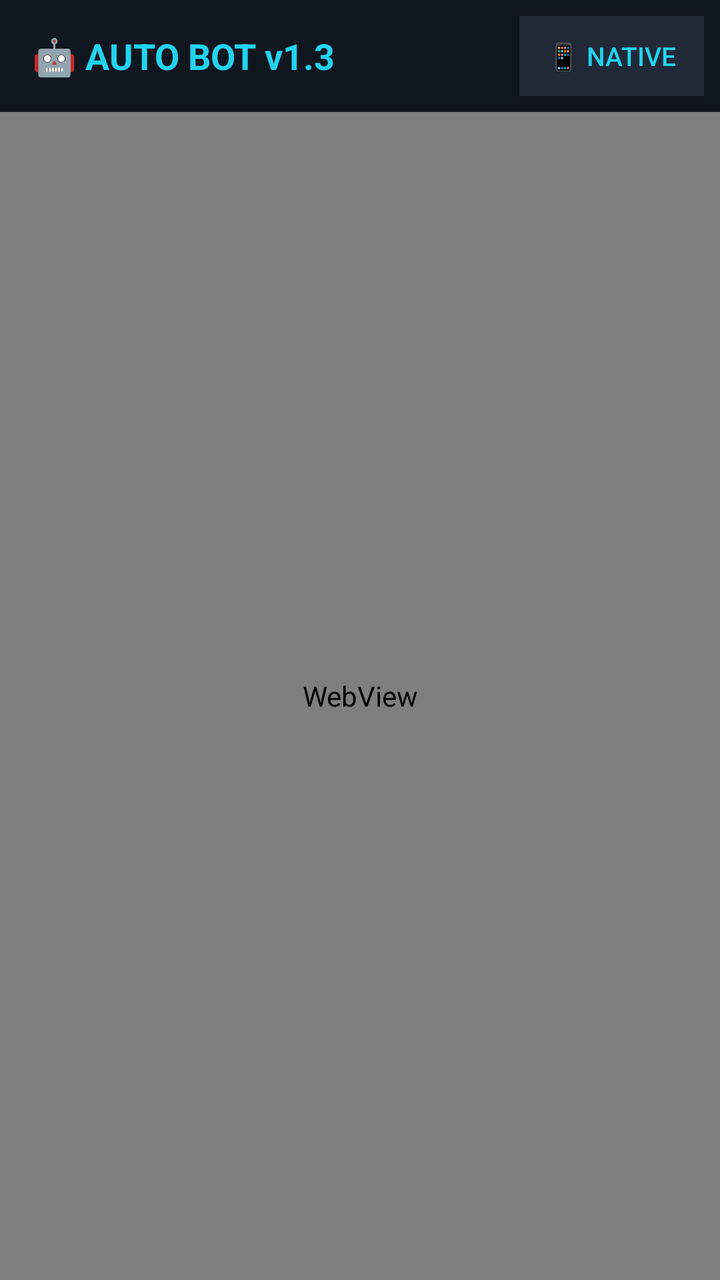
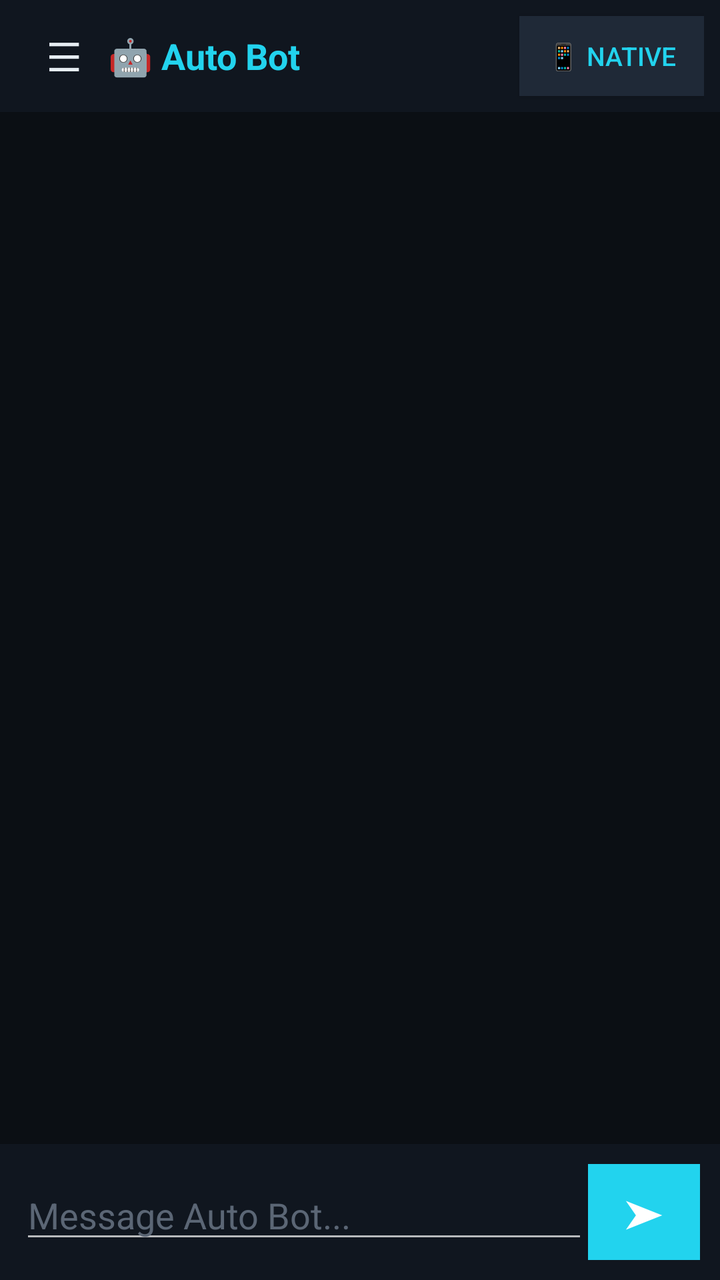

An Android layout rendered at two revisions. The XML below is the earlier revision; the diff shows what the commit changed to produce the second picture.
<!-- AndroidManifest.xml: application theme Theme.AppCompat.NoActionBar -->
<!-- res/layout/activity_main.xml -->
<?xml version="1.0" encoding="utf-8"?>
<FrameLayout xmlns:android="http://schemas.android.com/apk/res/android"
    android:layout_width="match_parent"
    android:layout_height="match_parent"
    android:background="#0B0F14">

    
    <LinearLayout
        android:layout_width="match_parent"
        android:layout_height="match_parent"
        android:orientation="vertical">

        <LinearLayout
            android:layout_width="match_parent"
            android:layout_height="56dp"
            android:orientation="horizontal"
            android:gravity="center_vertical"
            android:background="#10161F"
            android:paddingStart="16dp"
            android:paddingEnd="8dp">

            <TextView
                android:layout_width="0dp"
                android:layout_height="wrap_content"
                android:layout_weight="1"
                android:text="🤖 AUTO BOT v1.3"
                android:textColor="#22D3EE"
                android:textSize="18sp"
                android:textStyle="bold" />

            <Button
                android:id="@+id/btnNative"
                android:layout_width="wrap_content"
                android:layout_height="40dp"
                android:text="📱 Native"
                android:textColor="#22D3EE"
                android:textSize="13sp"
                android:background="#1F2937"
                android:paddingStart="14dp"
                android:paddingEnd="14dp" />
        </LinearLayout>

        <WebView
            android:id="@+id/webView"
            android:layout_width="match_parent"
            android:layout_height="match_parent" />
    </LinearLayout>

    
    <ScrollView
        android:id="@+id/nativePanel"
        android:layout_width="match_parent"
        android:layout_height="match_parent"
        android:background="#0B0F14"
        android:visibility="gone">

        <LinearLayout
            android:layout_width="match_parent"
            android:layout_height="wrap_content"
            android:orientation="vertical"
            android:padding="24dp">

            <TextView
                android:layout_width="wrap_content"
                android:layout_height="wrap_content"
                android:text="🤖 AUTO BOT"
                android:textColor="#22D3EE"
                android:textSize="28sp"
                android:textStyle="bold" />

            <TextView
                android:layout_width="wrap_content"
                android:layout_height="wrap_content"
                android:text="Mobile Command Center v1.3"
                android:textColor="#8B98A9"
                android:textSize="14sp"
                android:layout_marginBottom="20dp" />

            <Button
                android:id="@+id/btnBackWeb"
                android:layout_width="match_parent"
                android:layout_height="48dp"
                android:text="← Dashboard pe wapas"
                android:textColor="#22D3EE"
                android:background="#1F2937"
                android:layout_marginBottom="20dp" />

            <EditText
                android:id="@+id/inputName"
                android:layout_width="match_parent"
                android:layout_height="wrap_content"
                android:hint="Naam (e.g. Ali Khan)"
                android:textColorHint="#5B6675"
                android:textColor="#E6EDF3"
                android:inputType="textPersonName"
                android:layout_marginBottom="12dp" />

            <EditText
                android:id="@+id/inputPhone"
                android:layout_width="match_parent"
                android:layout_height="wrap_content"
                android:hint="Number (e.g. +923001234567)"
                android:textColorHint="#5B6675"
                android:textColor="#E6EDF3"
                android:inputType="phone"
                android:layout_marginBottom="16dp" />

            <Button
                android:id="@+id/btnSaveContact"
                android:layout_width="match_parent"
                android:layout_height="56dp"
                android:text="💾 Contact Book Mein Save Karo"
                android:textColor="#E6EDF3"
                android:background="#1F2937"
                android:layout_marginBottom="10dp" />

            <Button
                android:id="@+id/btnAutoCall"
                android:layout_width="match_parent"
                android:layout_height="56dp"
                android:text="📞 Auto Call (bina dialer ke)"
                android:textColor="#E6EDF3"
                android:background="#1F2937"
                android:layout_marginBottom="10dp" />

            <Button
                android:id="@+id/btnWhatsApp"
                android:layout_width="match_parent"
                android:layout_height="56dp"
                android:text="💬 WhatsApp Chat Kholo"
                android:textColor="#E6EDF3"
                android:background="#1F2937"
                android:layout_marginBottom="10dp" />

            <TextView
                android:id="@+id/statusText"
                android:layout_width="match_parent"
                android:layout_height="wrap_content"
                android:text="Ready"
                android:textColor="#34D399"
                android:textSize="13sp"
                android:layout_marginTop="8dp" />
        </LinearLayout>
    </ScrollView>
</FrameLayout>
<!-- resources referenced by this layout -->
<resources>

</resources>

<!-- the commit's change to res/layout/activity_main.xml (unified diff, before → after) -->
@@ -16,14 +16,23 @@
             android:orientation="horizontal"
             android:gravity="center_vertical"
             android:background="#10161F"
-            android:paddingStart="16dp"
+            android:paddingStart="10dp"
             android:paddingEnd="8dp">
+
+            <Button
+                android:id="@+id/btnMenu"
+                android:layout_width="44dp"
+                android:layout_height="44dp"
+                android:text="☰"
+                android:textColor="#E6EDF3"
+                android:textSize="20sp"
+                android:background="#00000000" />
 
             <TextView
                 android:layout_width="0dp"
                 android:layout_height="wrap_content"
                 android:layout_weight="1"
-                android:text="🤖 AUTO BOT v1.3"
+                android:text="🤖 Auto Bot"
                 android:textColor="#22D3EE"
                 android:textSize="18sp"
                 android:textStyle="bold" />
@@ -40,106 +49,233 @@
                 android:paddingEnd="14dp" />
         </LinearLayout>
 
-        <WebView
-            android:id="@+id/webView"
-            android:layout_width="match_parent"
-            android:layout_height="match_parent" />
+        
+        <LinearLayout
+            android:id="@+id/chatScreen"
+            android:layout_width="match_parent"
+            android:layout_height="match_parent"
+            android:orientation="vertical">
+
+            <ScrollView
+                android:id="@+id/chatScroll"
+                android:layout_width="match_parent"
+                android:layout_height="0dp"
+                android:layout_weight="1">
+
+                <LinearLayout
+                    android:id="@+id/msgContainer"
+                    android:layout_width="match_parent"
+                    android:layout_height="wrap_content"
+                    android:orientation="vertical"
+                    android:padding="12dp" />
+            </ScrollView>
+
+            <LinearLayout
+                android:layout_width="match_parent"
+                android:layout_height="wrap_content"
+                android:orientation="horizontal"
+                android:gravity="center_vertical"
+                android:background="#10161F"
+                android:padding="10dp">
+
+                <EditText
+                    android:id="@+id/inputMsg"
+                    android:layout_width="0dp"
+                    android:layout_height="wrap_content"
+                    android:layout_weight="1"
+                    android:hint="Message Auto Bot..."
+                    android:textColorHint="#5B6675"
+                    android:textColor="#E6EDF3"
+                    android:inputType="text"
+                    android:imeOptions="actionSend" />
+
+                <Button
+                    android:id="@+id/btnSend"
+                    android:layout_width="56dp"
+                    android:layout_height="48dp"
+                    android:text="➤"
+                    android:textColor="#FFFFFF"
+                    android:textSize="20sp"
+                    android:background="#22D3EE" />
+            </LinearLayout>
+        </LinearLayout>
+
+        
+        <LinearLayout
+            android:id="@+id/listScreen"
+            android:layout_width="match_parent"
+            android:layout_height="match_parent"
+            android:orientation="vertical"
+            android:visibility="gone">
+
+            <TextView
+                android:id="@+id/listTitle"
+                android:layout_width="match_parent"
+                android:layout_height="wrap_content"
+                android:textColor="#E6EDF3"
+                android:textSize="20sp"
+                android:textStyle="bold"
+                android:padding="16dp" />
+
+            <ScrollView
+                android:layout_width="match_parent"
+                android:layout_height="0dp"
+                android:layout_weight="1">
+
+                <LinearLayout
+                    android:id="@+id/listContainer"
+                    android:layout_width="match_parent"
+                    android:layout_height="wrap_content"
+                    android:orientation="vertical"
+                    android:paddingStart="16dp"
+                    android:paddingEnd="16dp"
+                    android:paddingBottom="16dp" />
+            </ScrollView>
+
+            <LinearLayout
+                android:id="@+id/actionArea"
+                android:layout_width="match_parent"
+                android:layout_height="wrap_content"
+                android:orientation="vertical"
+                android:background="#10161F"
+                android:padding="12dp" />
+        </LinearLayout>
+
+        
+        <ScrollView
+            android:id="@+id/nativeScreen"
+            android:layout_width="match_parent"
+            android:layout_height="match_parent"
+            android:visibility="gone">
+
+            <LinearLayout
+                android:layout_width="match_parent"
+                android:layout_height="wrap_content"
+                android:orientation="vertical"
+                android:padding="24dp">
+
+                <TextView
+                    android:layout_width="wrap_content"
+                    android:layout_height="wrap_content"
+                    android:text="📱 Native Powers"
+                    android:textColor="#22D3EE"
+                    android:textSize="24sp"
+                    android:textStyle="bold"
+                    android:layout_marginBottom="4dp" />
+
+                <TextView
+                    android:layout_width="wrap_content"
+                    android:layout_height="wrap_content"
+                    android:text="Mobile automation — real contact book, direct calls"
+                    android:textColor="#8B98A9"
+                    android:textSize="13sp"
+                    android:layout_marginBottom="20dp" />
+
+                <EditText
+                    android:id="@+id/inputName"
+                    android:layout_width="match_parent"
+                    android:layout_height="wrap_content"
+                    android:hint="Naam (e.g. Ali Khan)"
+                    android:textColorHint="#5B6675"
+                    android:textColor="#E6EDF3"
+                    android:inputType="textPersonName"
+                    android:layout_marginBottom="12dp" />
+
+                <EditText
+                    android:id="@+id/inputPhone"
+                    android:layout_width="match_parent"
+                    android:layout_height="wrap_content"
+                    android:hint="Number (e.g. +923001234567)"
+                    android:textColorHint="#5B6675"
+                    android:textColor="#E6EDF3"
+                    android:inputType="phone"
+                    android:layout_marginBottom="16dp" />
+
+                <Button
+                    android:id="@+id/btnSaveContact"
+                    android:layout_width="match_parent"
+                    android:layout_height="56dp"
+                    android:text="💾 Phone Contact Book Mein Save Karo"
+                    android:textColor="#E6EDF3"
+                    android:background="#1F2937"
+                    android:layout_marginBottom="10dp" />
+
+                <Button
+                    android:id="@+id/btnAutoCall"
+                    android:layout_width="match_parent"
+                    android:layout_height="56dp"
+                    android:text="📞 Auto Call (bina dialer ke)"
+                    android:textColor="#E6EDF3"
+                    android:background="#1F2937"
+                    android:layout_marginBottom="10dp" />
+
+                <Button
+                    android:id="@+id/btnWhatsApp"
+                    android:layout_width="match_parent"
+                    android:layout_height="56dp"
+                    android:text="💬 WhatsApp Chat Kholo"
+                    android:textColor="#E6EDF3"
+                    android:background="#1F2937"
+                    android:layout_marginBottom="10dp" />
+
+                <TextView
+                    android:id="@+id/statusText"
+                    android:layout_width="match_parent"
+                    android:layout_height="wrap_content"
+                    android:text="Ready"
+                    android:textColor="#34D399"
+                    android:textSize="13sp"
+                    android:layout_marginTop="8dp" />
+            </LinearLayout>
+        </ScrollView>
     </LinearLayout>
 
     
-    <ScrollView
-        android:id="@+id/nativePanel"
+    <View
+        android:id="@+id/dim"
         android:layout_width="match_parent"
         android:layout_height="match_parent"
-        android:background="#0B0F14"
-        android:visibility="gone">
-
-        <LinearLayout
-            android:layout_width="match_parent"
+        android:background="#99000000"
+        android:visibility="gone" />
+
+    
+    <LinearLayout
+        android:id="@+id/sidebar"
+        android:layout_width="280dp"
+        android:layout_height="match_parent"
+        android:orientation="vertical"
+        android:background="#10161F"
+        android:visibility="gone"
+        android:paddingTop="16dp">
+
+        <TextView
+            android:layout_width="wrap_content"
             android:layout_height="wrap_content"
-            android:orientation="vertical"
-            android:padding="24dp">
-
-            <TextView
-                android:layout_width="wrap_content"
-                android:layout_height="wrap_content"
-                android:text="🤖 AUTO BOT"
-                android:textColor="#22D3EE"
-                android:textSize="28sp"
-                android:textStyle="bold" />
-
-            <TextView
-                android:layout_width="wrap_content"
-                android:layout_height="wrap_content"
-                android:text="Mobile Command Center v1.3"
-                android:textColor="#8B98A9"
-                android:textSize="14sp"
-                android:layout_marginBottom="20dp" />
-
-            <Button
-                android:id="@+id/btnBackWeb"
-                android:layout_width="match_parent"
-                android:layout_height="48dp"
-                android:text="← Dashboard pe wapas"
-                android:textColor="#22D3EE"
-                android:background="#1F2937"
-                android:layout_marginBottom="20dp" />
-
-            <EditText
-                android:id="@+id/inputName"
-                android:layout_width="match_parent"
-                android:layout_height="wrap_content"
-                android:hint="Naam (e.g. Ali Khan)"
-                android:textColorHint="#5B6675"
-                android:textColor="#E6EDF3"
-                android:inputType="textPersonName"
-                android:layout_marginBottom="12dp" />
-
-            <EditText
-                android:id="@+id/inputPhone"
-                android:layout_width="match_parent"
-                android:layout_height="wrap_content"
-                android:hint="Number (e.g. +923001234567)"
-                android:textColorHint="#5B6675"
-                android:textColor="#E6EDF3"
-                android:inputType="phone"
-                android:layout_marginBottom="16dp" />
-
-            <Button
-                android:id="@+id/btnSaveContact"
-                android:layout_width="match_parent"
-                android:layout_height="56dp"
-                android:text="💾 Contact Book Mein Save Karo"
-                android:textColor="#E6EDF3"
-                android:background="#1F2937"
-                android:layout_marginBottom="10dp" />
-
-            <Button
-                android:id="@+id/btnAutoCall"
-                android:layout_width="match_parent"
-                android:layout_height="56dp"
-                android:text="📞 Auto Call (bina dialer ke)"
-                android:textColor="#E6EDF3"
-                android:background="#1F2937"
-                android:layout_marginBottom="10dp" />
-
-            <Button
-                android:id="@+id/btnWhatsApp"
-                android:layout_width="match_parent"
-                android:layout_height="56dp"
-                android:text="💬 WhatsApp Chat Kholo"
-                android:textColor="#E6EDF3"
-                android:background="#1F2937"
-                android:layout_marginBottom="10dp" />
-
-            <TextView
-                android:id="@+id/statusText"
-                android:layout_width="match_parent"
-                android:layout_height="wrap_content"
-                android:text="Ready"
-                android:textColor="#34D399"
-                android:textSize="13sp"
-                android:layout_marginTop="8dp" />
-        </LinearLayout>
-    </ScrollView>
+            android:text="🤖 Auto Bot"
+            android:textColor="#22D3EE"
+            android:textSize="22sp"
+            android:textStyle="bold"
+            android:paddingStart="20dp"
+            android:paddingBottom="12dp" />
+
+        <ScrollView
+            android:layout_width="match_parent"
+            android:layout_height="0dp"
+            android:layout_weight="1">
+
+            <LinearLayout
+                android:id="@+id/sidebarMenu"
+                android:layout_width="match_parent"
+                android:layout_height="wrap_content"
+                android:orientation="vertical" />
+        </ScrollView>
+
+        <TextView
+            android:layout_width="match_parent"
+            android:layout_height="wrap_content"
+            android:text="Auto Bot v1.4\nOwner: Mr Wishal 👑"
+            android:textColor="#5B6675"
+            android:textSize="12sp"
+            android:padding="16dp" />
+    </LinearLayout>
 </FrameLayout>
